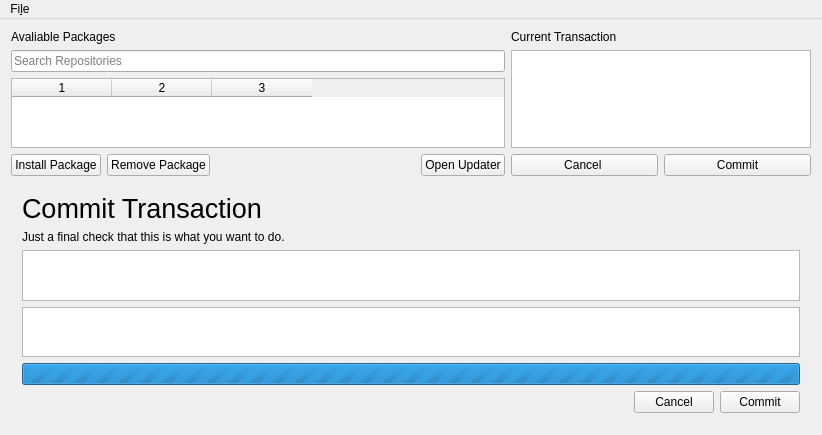
Qt form mainwindow.ui (vicr123/thepackage) before a commit.
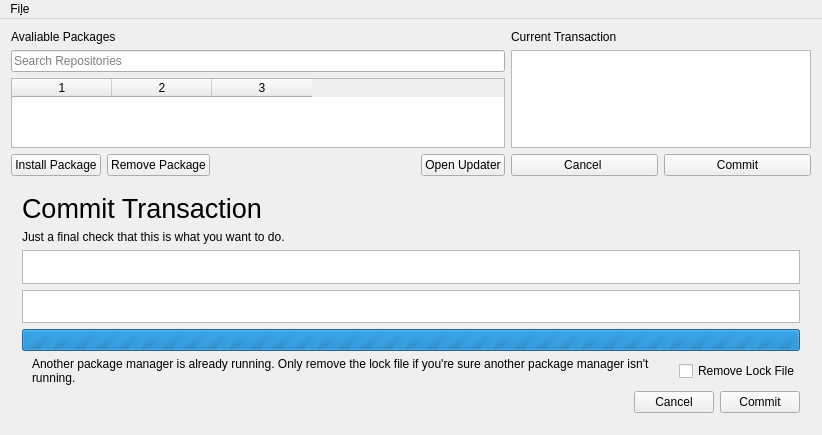
The same form after that commit. Icons and pictures are not drawn.

Commit message: Add Pacman Lock File Checking

The edit to the form file:
```diff
--- a/mainwindow.ui
+++ b/mainwindow.ui
@@ -215,6 +215,69 @@
          </property>
         </widget>
        </item>
+       <item>
+        <widget class="QFrame" name="pacmanLock">
+         <property name="sizePolicy">
+          <sizepolicy hsizetype="Preferred" vsizetype="Preferred">
+           <horstretch>0</horstretch>
+           <verstretch>0</verstretch>
+          </sizepolicy>
+         </property>
+         <property name="frameShape">
+          <enum>QFrame::NoFrame</enum>
+         </property>
+         <property name="frameShadow">
+          <enum>QFrame::Raised</enum>
+         </property>
+         <layout class="QHBoxLayout" name="horizontalLayout_6">
+          <property name="leftMargin">
+           <number>0</number>
+          </property>
+          <property name="topMargin">
+           <number>0</number>
+          </property>
+          <property name="rightMargin">
+           <number>0</number>
+          </property>
+          <property name="bottomMargin">
+           <number>0</number>
+          </property>
+          <item>
+           <widget class="QLabel" name="label_6">
+            <property name="text">
+             <string> </string>
+            </property>
+           </widget>
+          </item>
+          <item>
+           <widget class="QLabel" name="label_5">
+            <property name="sizePolicy">
+             <sizepolicy hsizetype="Expanding" vsizetype="Preferred">
+              <horstretch>0</horstretch>
+              <verstretch>0</verstretch>
+             </sizepolicy>
+            </property>
+            <property name="text">
+             <string>Another package manager is already running. Only remove the lock file if you're sure another package manager isn't running.</string>
+            </property>
+            <property name="scaledContents">
+             <bool>false</bool>
+            </property>
+            <property name="wordWrap">
+             <bool>true</bool>
+            </property>
+           </widget>
+          </item>
+          <item>
+           <widget class="QCheckBox" name="removePacmanLock">
+            <property name="text">
+             <string>Remove Lock File</string>
+            </property>
+           </widget>
+          </item>
+         </layout>
+        </widget>
+       </item>
        <item>
         <layout class="QHBoxLayout" name="horizontalLayout_4">
          <item>
```
Left out of the diff: 3 changed lines with no effect on the pictures. The commit also changes 8 other files.
